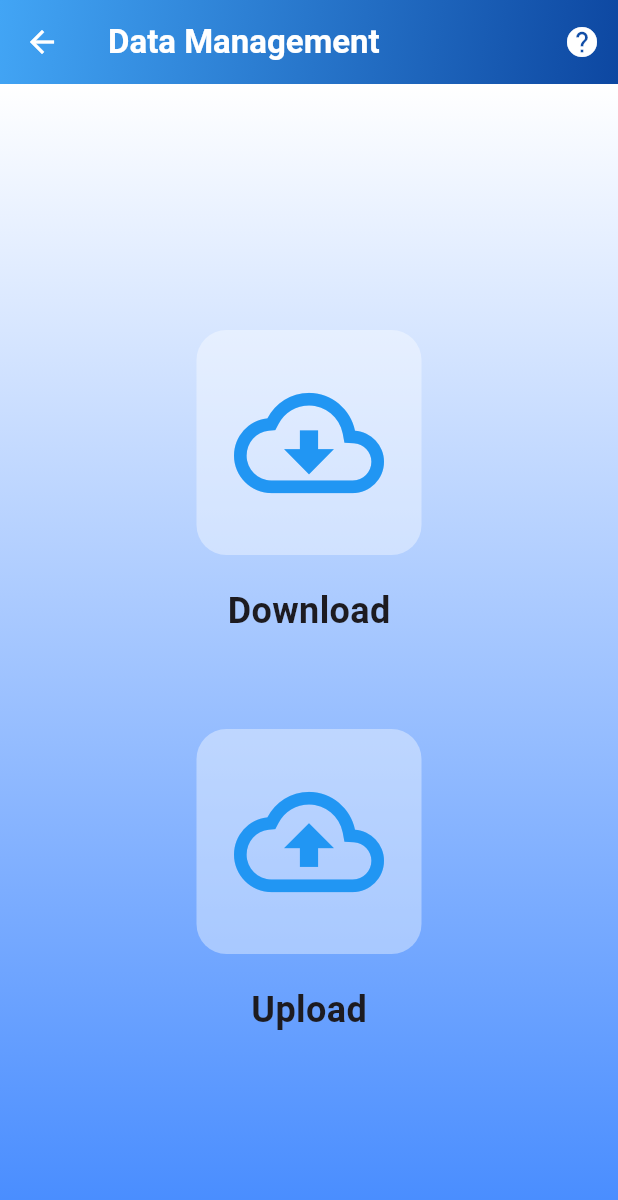
After one commit to awaiismehmood/ClassMyte, a Flutter app: the HomePage screen opened directly, after a tap on "Sync Data", on a phone screen of 412 x 824 dp. The commit adds this screen. Shown: the top 1200 px of the screen. Run offline on Flutter 3.47's test engine with Material 3 defaults, Android fonts, the phone set to English and light mode, and no system bars; our stand-ins replace cloud_firestore, file_picker, firebase_auth, firebase_core, flutter_local_notifications, google_mobile_ads and 2 more; missing offline and left inert: excel; accounts and stored records are empty.

Commit message:
download working now

```diff
--- a/lib/classes/classes.dart
+++ b/lib/classes/classes.dart
@@ -197,16 +197,13 @@ class _ClassScreenState extends State<ClassScreen> {
                     },
                   ),
                 ),
-
                  if (!subscriptionData.isPremiumUser.value)
                   Positioned(
                     bottom: 1,
                     child:  SizedBox(
                       height: 50,
                       child: adManager.displayBannerAd()),)
-
               ],
-
             ),
           ),
 
--- a/lib/data_management/add_contacts.dart
+++ b/lib/data_management/add_contacts.dart
@@ -16,6 +16,7 @@ class AddContactService {
     try {
       User? currentUser = FirebaseAuth.instance.currentUser;
       if (currentUser != null) {
+          print('User ID: ${currentUser.uid}');
         String uid = currentUser.uid;
 
         CollectionReference<Map<String, dynamic>> collectionRef =
--- /dev/null
+++ b/lib/download/screen_dn.dart
@@ -0,0 +1,164 @@
+import 'package:classmyte/data_management/getSubscribe.dart';
+import 'package:classmyte/download/download.dart';
+import 'package:classmyte/download/upload.dart';
+import 'package:classmyte/premium/subscription_screen.dart';
+import 'package:flutter/material.dart';
+
+class UploadDownloadScreen extends StatefulWidget {
+  const UploadDownloadScreen({super.key});
+
+  @override
+  // ignore: library_private_types_in_public_api
+  _UploadDownloadScreenState createState() => _UploadDownloadScreenState();
+}
+
+class _UploadDownloadScreenState extends State<UploadDownloadScreen> {
+  final SubscriptionData subscriptionData = SubscriptionData();
+
+  @override
+  Widget build(BuildContext context) {
+    return Scaffold(
+      appBar: AppBar(
+        iconTheme: const IconThemeData(
+          color: Colors.white, // Change the back button color to white
+        ),
+        flexibleSpace: Container(
+          decoration: BoxDecoration(
+            gradient: LinearGradient(
+              colors: [Colors.blue.shade400, Colors.blue.shade900],
+              begin: Alignment.topLeft,
+              end: Alignment.bottomRight,
+            ),
+          ),
+        ),
+        title: const Text(
+          'Data Management',
+          style: TextStyle(
+            color: Colors.white,
+            fontSize: 22,
+            fontWeight: FontWeight.bold,
+          ),
+        ),
+        actions: [
+          IconButton(
+            icon: const Icon(Icons.help),
+            onPressed: () {},
+          ),
+        ],
+      ),
+      body: Container(
+        alignment: Alignment.center,
+        decoration: const BoxDecoration(
+          gradient: LinearGradient(
+            colors: [Colors.white, Colors.blueAccent],
+            begin: Alignment.topCenter,
+            end: Alignment.bottomCenter,
+          ),
+        ),
+        child: Column(
+          mainAxisAlignment: MainAxisAlignment.center,
+          crossAxisAlignment: CrossAxisAlignment.center,
+          children: [
+            _buildDownloadCard(context),
+            _buildUploadCard(context),
+          ],
+        ),
+      ),
+    );
+  }
+
+  Widget _buildUploadCard(BuildContext context) {
+    return Padding(
+      padding: const EdgeInsets.all(16.0),
+      child: Column(
+        mainAxisAlignment: MainAxisAlignment.center,
+        children: [
+          const SizedBox(height: 30),
+          _buildUploadIcon(),
+          const SizedBox(height: 20),
+          const Text(
+            'Upload',
+            style: TextStyle(fontSize: 24, fontWeight: FontWeight.bold),
+          ),
+        ],
+      ),
+    );
+  }
+
+  Widget _buildDownloadCard(BuildContext context) {
+    return Padding(
+      padding: const EdgeInsets.all(16.0),
+      child: Column(
+        mainAxisAlignment: MainAxisAlignment.center,
+        children: [
+          const SizedBox(height: 30),
+          _buildDownloadIcon(),
+          const SizedBox(height: 20),
+          const Text(
+            'Download',
+            style: TextStyle(fontSize: 24, fontWeight: FontWeight.bold),
+          ),
+        ],
+      ),
+    );
+  }
+
+  Widget _buildUploadIcon() {
+    return Container(
+      height: 150,
+      width: 150,
+      decoration: BoxDecoration(
+        borderRadius: BorderRadius.circular(20),
+        color: Colors.white38,
+      ),
+     child: IconButton(
+          onPressed: () async {
+            await subscriptionData.checkSubscriptionStatus();
+            if (!subscriptionData.isPremiumUser.value) {
+              Navigator.of(context).push(
+                MaterialPageRoute(
+                  builder: (context) => const SubscriptionScreen(),
+                ),
+              );
+            } else {
+              ExcelImport().importFromExcel();
+            }
+          },
+          icon: const Icon(
+            Icons.cloud_upload_outlined,
+            size: 100,
+            color: Colors.blue,
+          ),
+        ));
+
+  }
+
+  Widget _buildDownloadIcon() {
+    return Container(
+        height: 150,
+        width: 150,
+        decoration: BoxDecoration(
+          borderRadius: BorderRadius.circular(20),
+          color: Colors.white38,
+        ),
+        child: IconButton(
+          onPressed: () async {
+            await subscriptionData.checkSubscriptionStatus();
+            if (!subscriptionData.isPremiumUser.value) {
+              Navigator.of(context).push(
+                MaterialPageRoute(
+                  builder: (context) => const SubscriptionScreen(),
+                ),
+              );
+            } else {
+              ExcelExport().exportToExcel();
+            }
+          },
+          icon: const Icon(
+            Icons.cloud_download_outlined,
+            size: 100,
+            color: Colors.blue,
+          ),
+        ));
+  }
+}
--- a/lib/homepage/home_widgets.dart
+++ b/lib/homepage/home_widgets.dart
@@ -1,4 +1,5 @@
 import 'package:classmyte/Students/students.dart';
+import 'package:classmyte/download/screen_dn.dart';
 import 'package:classmyte/premium/subscription_screen.dart';
 import 'package:classmyte/settings/settings.dart';
 import 'package:classmyte/sms_screen/sms.dart';
@@ -44,14 +45,6 @@ Widget buildHomeScreen(BuildContext context) {
               ),
             ],
           ),
-          IconButton(
-            icon: const Icon(Icons.settings, color: Colors.white),
-            onPressed: () {
-              Navigator.of(context).push(
-                MaterialPageRoute(builder: (context) => const SettingsScreen()),
-              );
-            },
-          ),
         ],
       ),
     ),
@@ -69,11 +62,11 @@ Widget buildHomeScreen(BuildContext context) {
             child: GridView.count(
               padding: EdgeInsets.symmetric(
                 horizontal: screenWidth * 0.05,
-                vertical: screenHeight * (isLandscape ? 0.04 : 0.08), // Adjust vertical padding for landscape
+                vertical: screenHeight * (isLandscape ? 0.04 : 0.035), // Adjust vertical padding for landscape
               ),
               crossAxisCount: isLandscape ? 3 : 2, // Adjust number of columns based on orientation
-              crossAxisSpacing: screenWidth * 0.04,
-              mainAxisSpacing: screenHeight * 0.03,
+              crossAxisSpacing: screenWidth * 0.06,
+              mainAxisSpacing: screenHeight * 0.01,
               children: [
                 _buildGridCard(
                   context,
@@ -99,6 +92,18 @@ Widget buildHomeScreen(BuildContext context) {
                     Routes.navigateToSms(context);
                   },
                 ),
+                  _buildGridCard(
+                  context,
+                  'Sync Data',
+                  icon: Icons.sync,
+                  onPressed: () {
+                    Navigator.of(context).push(
+                      MaterialPageRoute(
+                        builder: (context) => const UploadDownloadScreen(),
+                      ),
+                    );
+                  },
+                ),
                 _buildGridCard(
                   context,
                   'Premium',
@@ -109,6 +114,17 @@ Widget buildHomeScreen(BuildContext context) {
                         builder: (context) => const SubscriptionScreen(),
                       ),
                     );
+                  },
+                ),
+
+                      _buildGridCard(
+                  context,
+                  'Settings',
+                  icon: Icons.settings,
+                  onPressed: () {
+                     Navigator.of(context).push(
+                MaterialPageRoute(builder: (context) => const SettingsScreen()),
+              );
                   },
                 ),
               ],
--- a/pubspec.yaml
+++ b/pubspec.yaml
@@ -38,7 +38,6 @@ dependencies:
   cloud_firestore:
   url_launcher: ^6.2.6
   icons_launcher: ^3.0.0
-  csv: ^6.0.0
   shared_preferences: ^2.2.3
   firebase_auth: ^5.3.1
   permission_handler: ^11.3.1
@@ -47,6 +46,8 @@ dependencies:
   flutter_local_notifications: ^17.2.3
   google_mobile_ads: ^5.1.0
   firebase_core: ^3.6.0
+  file_picker: ^8.1.2
+  excel: ^4.0.6
 
 
 dev_dependencies:
```
Also changed, not shown: lib/download/download.dart (+86 -0 lines), lib/download/upload.dart (added, +68 -0 lines), lib/homepage/home_screen.dart (+34 -34 lines), pubspec.lock, 2 other files.
